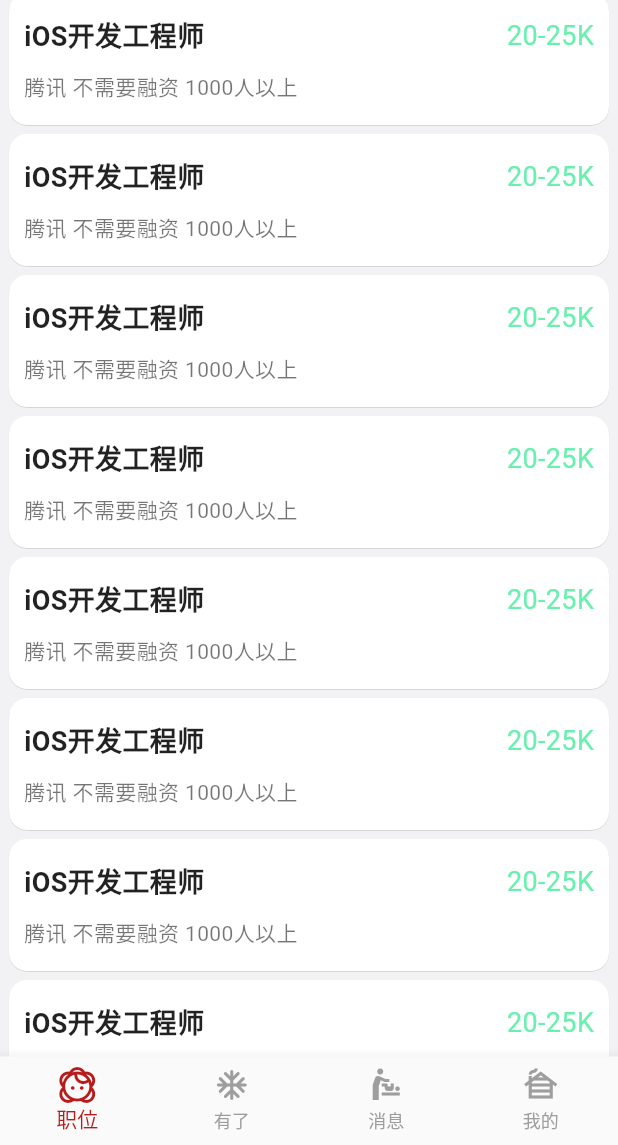
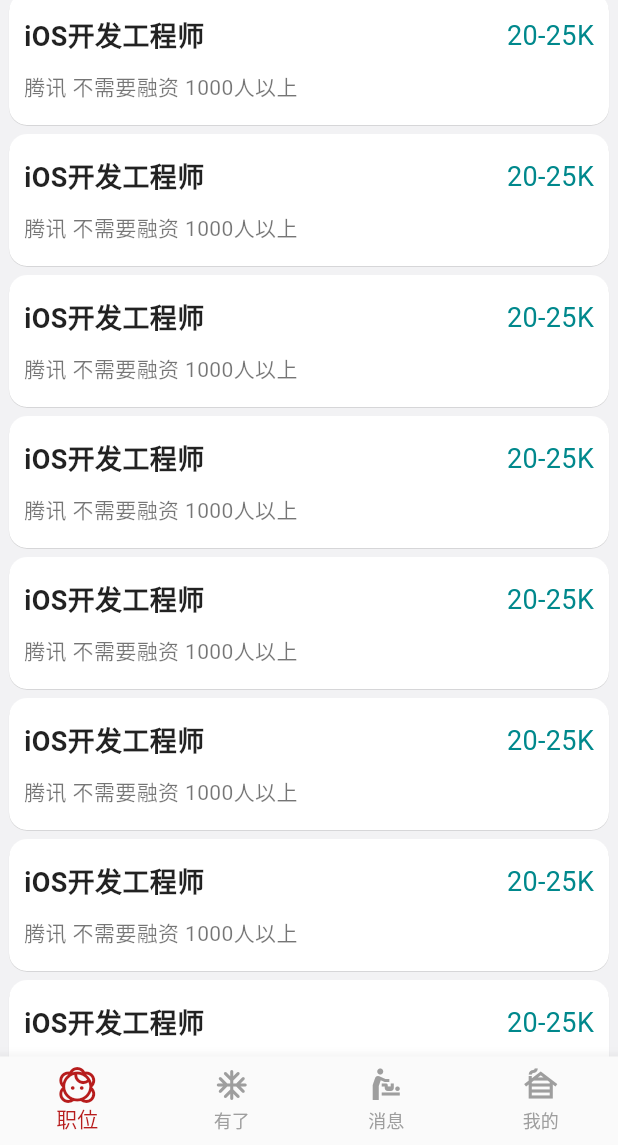
Before and after one commit to BHLinuxKernelSIG/BossZP_Flutter, a Flutter app: the screen it shows after launch, on a phone screen of 412 x 824 dp, the part 91-1236 px from its top. Run offline on Flutter 3.47's test engine with Material 2 defaults, Android fonts, the phone set to English and light mode, and no system bars.

Commit message:
Update posotion_list_widget.dart

```diff
--- a/lib/ui/posotion_list_widget.dart
+++ b/lib/ui/posotion_list_widget.dart
@@ -41,7 +41,7 @@
                             style: TextStyle(
                                 fontSize: 18,
                                 fontWeight: FontWeight.normal,
-                                color: Colors.greenAccent),
+                                color: Color(0xFF00888C)),
                           )
                         ],
                       ),
```
